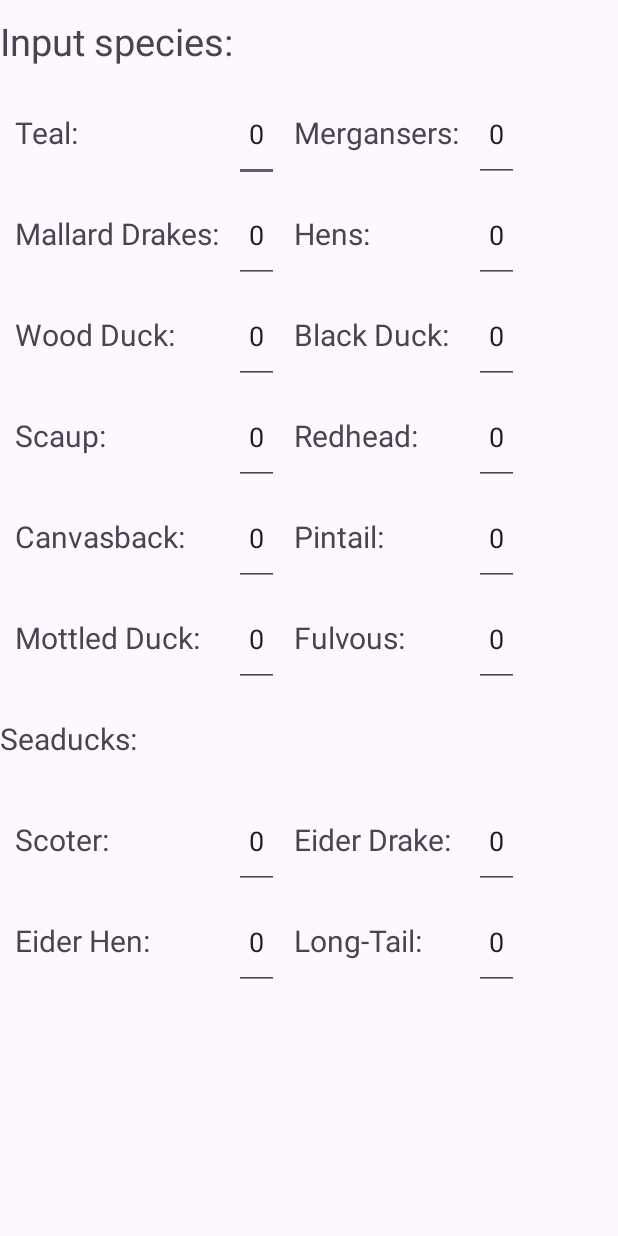
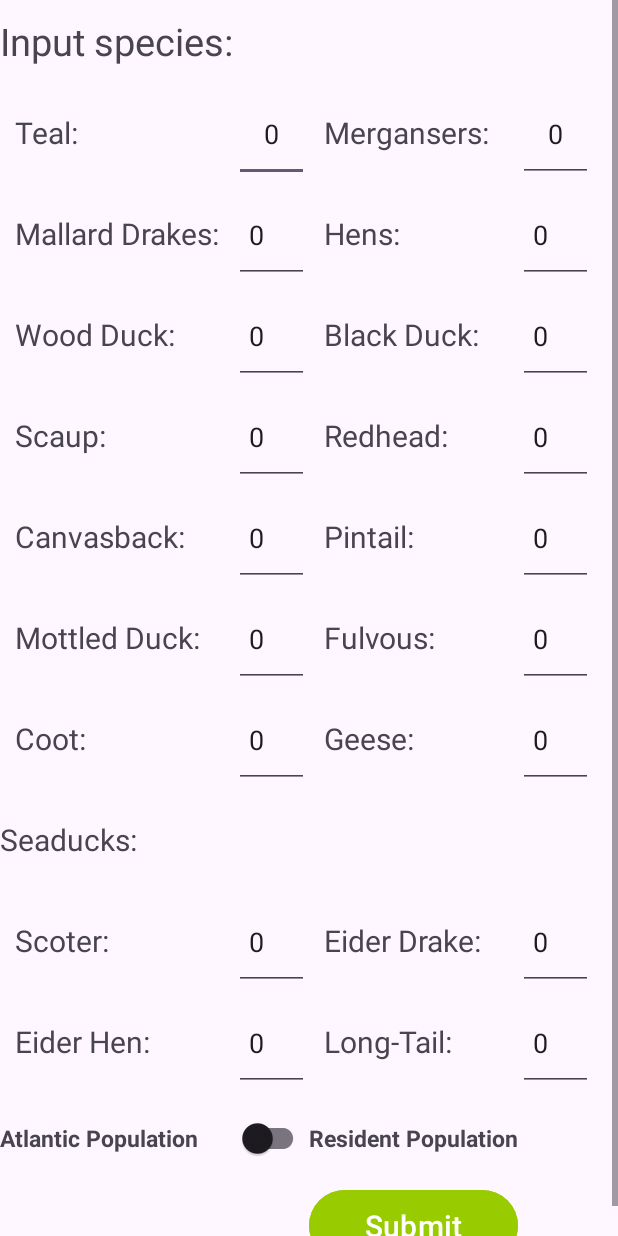
Before and after one commit to arshaw4/Virginia-Hunting-Regulations, an Android app: the SpeciesInput screen opened directly, with no data from a screen before it, on a phone screen of 412 x 824 dp. Run offline under Robolectric (Android 15) with nearby library versions, the phone set to English and light mode, and no system bars.

Commit message:
added geese, atlantic/resident population location switch and submit button

```diff
--- a/app/src/main/res/layout/activity_species_input.xml
+++ b/app/src/main/res/layout/activity_species_input.xml
@@ -20,7 +20,7 @@
     <TableLayout
         android:layout_width="match_parent"
         android:layout_height="wrap_content"
-        app:layout_constraintBottom_toBottomOf="parent"
+        app:layout_constraintBottom_toBottomOf="@+id/longTailInputValue"
         app:layout_constraintEnd_toEndOf="parent"
         app:layout_constraintStart_toStartOf="parent"
         app:layout_constraintTop_toTopOf="parent">
@@ -45,7 +45,7 @@
                 android:layout_column="2"
                 android:text="0"
                 android:paddingVertical="20dp"
-                android:paddingHorizontal="10dp"
+                android:paddingHorizontal="20dp"
                 android:layout_width="wrap_content"
                 android:layout_height="wrap_content"
                 android:inputType="number"
@@ -62,7 +62,7 @@
                 android:layout_column="4"
                 android:text="0"
                 android:paddingVertical="20dp"
-                android:paddingHorizontal="10dp"
+                android:paddingHorizontal="20dp"
                 android:layout_width="wrap_content"
                 android:layout_height="wrap_content"
                 android:inputType="number"
@@ -245,6 +245,41 @@
         <TableRow>
             <TextView
                 android:paddingVertical="20dp"
+                android:paddingHorizontal="10dp"
+                android:layout_column="1"
+                android:text="Coot:"
+                android:textSize="20sp" />
+            <EditText
+                android:id="@+id/cootInputValue"
+                android:layout_column="2"
+                android:text="0"
+                android:paddingVertical="20dp"
+                android:paddingHorizontal="10dp"
+                android:layout_width="wrap_content"
+                android:layout_height="wrap_content"
+                android:inputType="number"
+                android:maxLength="2" />
+            <TextView
+                android:paddingVertical="20dp"
+                android:paddingHorizontal="10dp"
+                android:text="Geese:"
+                android:layout_column="3"
+                android:gravity="start"
+                android:textSize="20sp"/>
+            <EditText
+                android:id="@+id/geeseInputValue"
+                android:layout_column="4"
+                android:text="0"
+                android:paddingVertical="20dp"
+                android:paddingHorizontal="10dp"
+                android:layout_width="wrap_content"
+                android:layout_height="wrap_content"
+                android:inputType="number"
+                android:maxLength="2" />
+        </TableRow>
+        <TableRow>
+            <TextView
+                android:paddingVertical="20dp"
                 android:text="Seaducks:"
                 android:layout_column="1"
                 android:textSize="20sp"/>
@@ -319,6 +354,41 @@
                 android:inputType="number"
                 android:maxLength="2" />
         </TableRow>
+        <TableRow>
+            <TextView
+                android:layout_height="wrap_content"
+                android:layout_width="wrap_content"
+                android:text="Atlantic Population"
+                android:textStyle="bold"
+                android:paddingVertical="20dp"
+                android:layout_column="1"
+                android:textSize="15sp"/>
+            <androidx.appcompat.widget.SwitchCompat
+                android:id="@+id/huntZoneSwitch"
+                android:layout_width="wrap_content"
+                android:layout_height="wrap_content"
+                android:paddingVertical="20dp"
+                android:layout_column="2"/>
+            <TextView
+                android:layout_height="wrap_content"
+                android:layout_width="wrap_content"
+                android:text="Resident Population"
+                android:textStyle="bold"
+                android:paddingVertical="20dp"
+                android:layout_column="3"
+                android:textSize="15sp"/>
+        </TableRow>
+        <TableRow>
+            <Button
+                android:id="@+id/submitSpeciesCountButton"
+                android:layout_column="3"
+                android:paddingVertical="10dp"
+                android:text="Submit"
+                android:textSize="20sp"
+                android:backgroundTint="@android:color/holo_green_light"
+                android:layout_height="wrap_content"
+                android:layout_width="wrap_content"/>
+        </TableRow>
     </TableLayout>
     </ScrollView>
 </androidx.constraintlayout.widget.ConstraintLayout>
```
